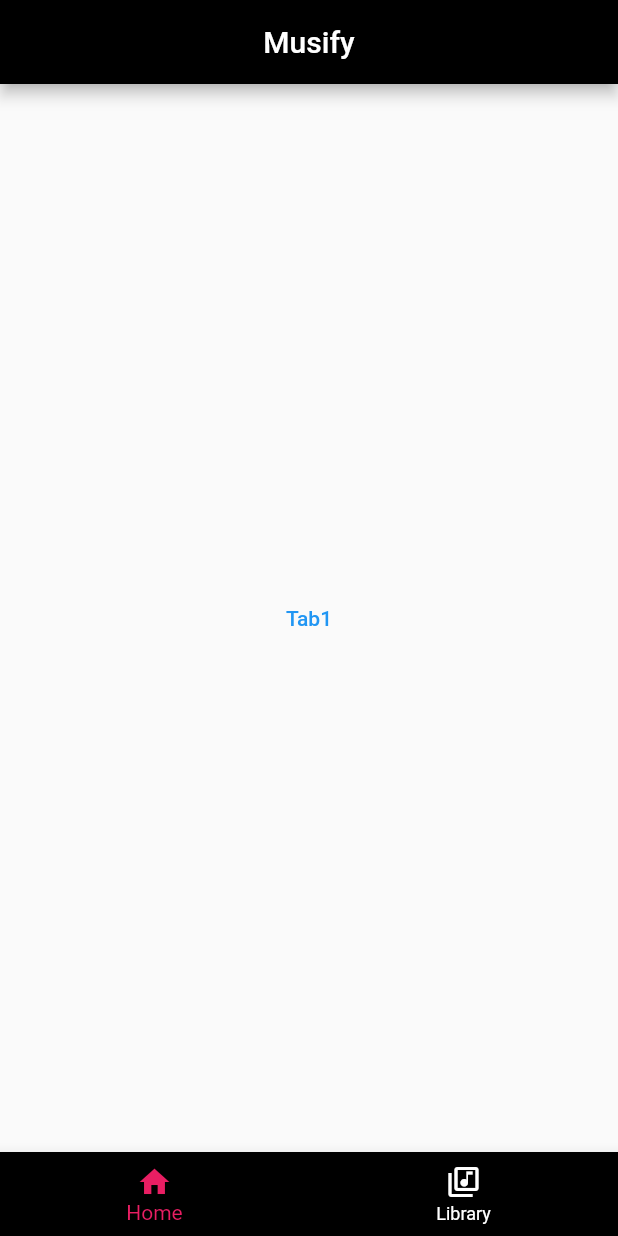
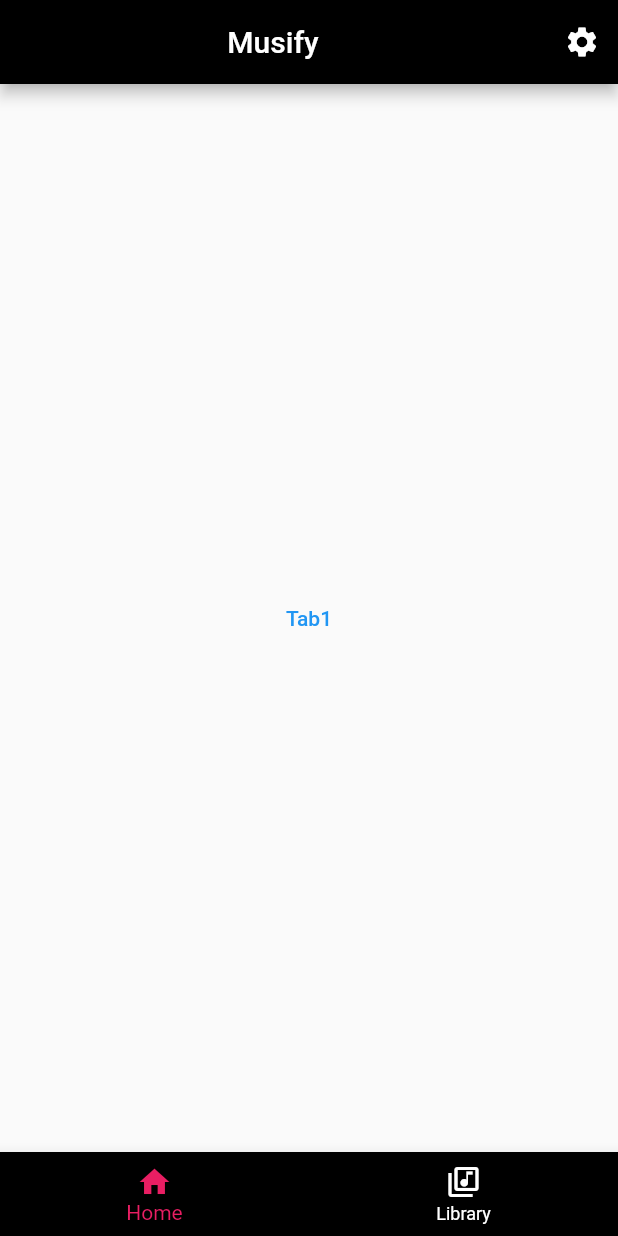
Before and after one commit to mrinfinidy/musify, a Flutter app: the screen it shows after launch, on a phone screen of 412 x 824 dp. Run offline on Flutter 3.47's test engine with Material 2 defaults, Android fonts, the phone set to English and light mode, and no system bars.

Commit message:
Add settings icon to app bar

```diff
--- a/lib/pages/musifyPage.dart
+++ b/lib/pages/musifyPage.dart
@@ -18,6 +18,17 @@ class _MusifyState extends State<MusifyPage> {
                 ),
                 backgroundColor: Colors.black,
                 foregroundColor: Colors.white,
+                actions: <Widget>[
+                    IconButton(
+                        onPressed: (() => Navigator.push(context,
+                                MaterialPageRoute(builder: (_) => HomeTab(
+                                        text: 'Settings',
+                                ))
+                            )
+                        ),
+                        icon: Icon(Icons.settings),
+                    )
+                ],
             ),
             body: Center(
                 child: TextButton(
```
